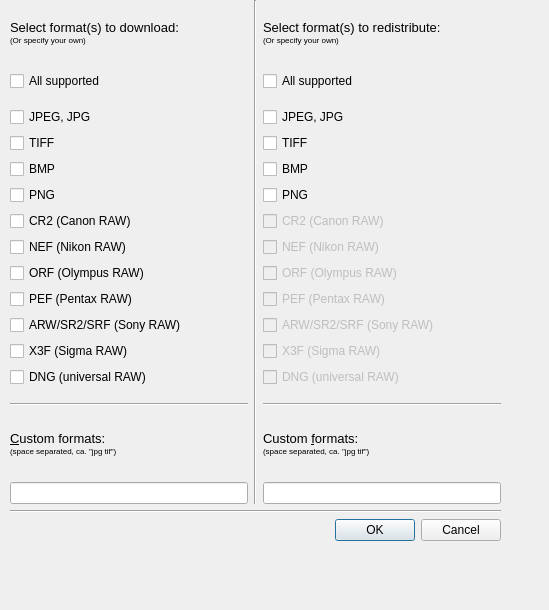
Above: pdsettingsdialog.ui from sierdzio/spdr before the change. Below: the same form after it.
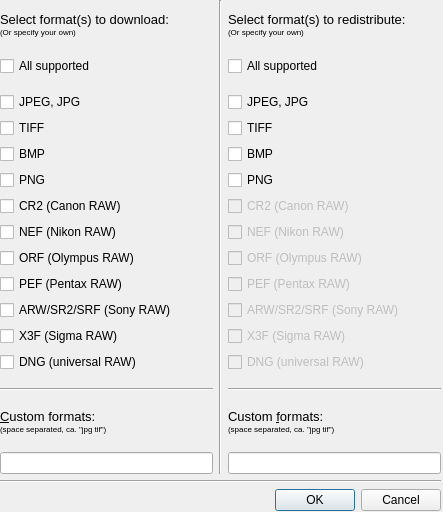
That is the form after the change. Icons and pictures are not drawn.

The edit to the form file:
```diff
--- a/pdsettingsdialog.ui
+++ b/pdsettingsdialog.ui
@@ -6,8 +6,8 @@
    <rect>
     <x>0</x>
     <y>0</y>
-    <width>549</width>
-    <height>610</height>
+    <width>443</width>
+    <height>512</height>
    </rect>
   </property>
   <property name="minimumSize">
@@ -23,13 +23,13 @@
    <iconset>
     <normaloff>icons/gnome-desktop-config.png</normaloff>icons/gnome-desktop-config.png</iconset>
   </property>
-  <widget class="QWidget" name="">
+  <widget class="QWidget" name="layoutWidget">
    <property name="geometry">
     <rect>
-     <x>10</x>
+     <x>0</x>
      <y>0</y>
-     <width>491</width>
-     <height>541</height>
+     <width>441</width>
+     <height>511</height>
     </rect>
    </property>
    <layout class="QVBoxLayout" name="mainLayout">
```
